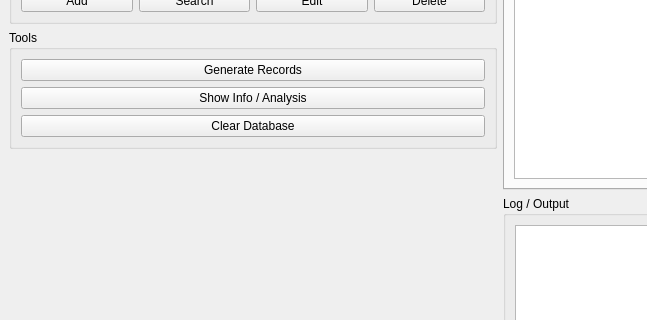
Before: the Qt Designer form algorithm_design_task_4/mainwindow.ui in spnch1/algorithm-design-task-4, drawn with Qt 5; both pictures show x 0 to 647 and y 146 to 466 of the 1000 by 700 pixel window.
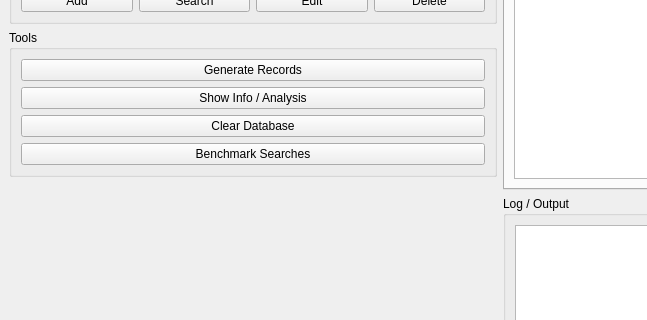
After: the same form once the commit is applied.

Commit message: feat: add ability to run multiple searches

Patch:
```diff
--- a/algorithm_design_task_4/mainwindow.ui
+++ b/algorithm_design_task_4/mainwindow.ui
@@ -114,6 +114,13 @@
            </property>
           </widget>
          </item>
+         <item>
+          <widget class="QPushButton" name="btnPerformanceTest">
+           <property name="text">
+            <string>Benchmark Searches</string>
+           </property>
+          </widget>
+         </item>
         </layout>
        </widget>
       </item>
```
The commit also changes 2 other files.
